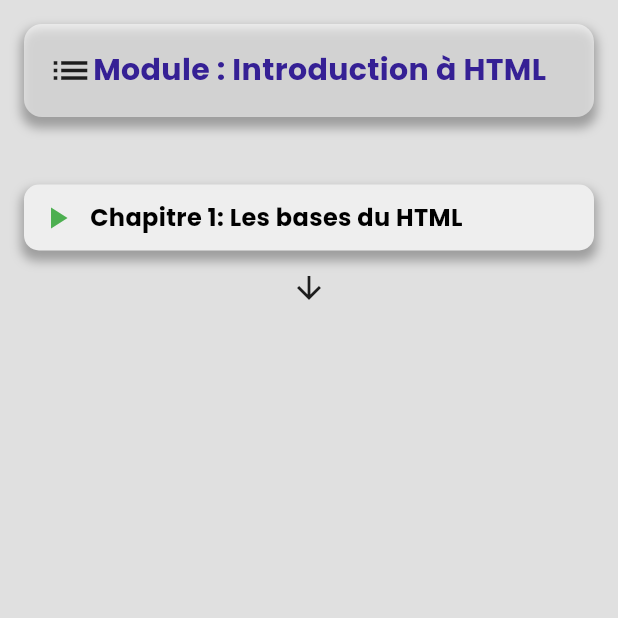
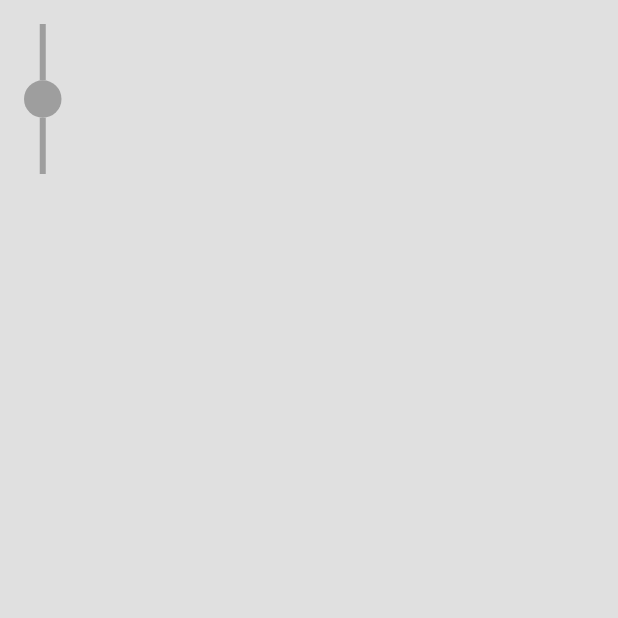
Before and after one commit to Godisouleymane/Nerd-app, a Flutter app: the CourseProgressScreen screen opened directly, on a phone screen of 412 x 824 dp, the top half of it. Run offline on Flutter 3.47's test engine with Material 3 defaults, Android fonts, the phone set to English and light mode, and no system bars; drawn by our look-alikes of timeline_tile; our stand-ins replace cloud_firestore, firebase_auth, firebase_core, flutter_svg, gap, google_fonts and 2 more; missing offline and left inert: dev_icons; accounts and stored records are empty.

Commit message:
modification de l'interface home html

```diff
--- a/lib/views/parcours/html/html.dart
+++ b/lib/views/parcours/html/html.dart
@@ -58,8 +58,7 @@ class _HTMLViewState extends State<HTMLView> {
                     children: List.generate(
                       lives,
                       (index) => const Icon(
-                        Icons.favorite,
-                        color: Colors.red,
+                      null
                       ),
                     ),
                   ),
--- a/lib/views/parcours/html/screenHTML.dart
+++ b/lib/views/parcours/html/screenHTML.dart
@@ -1,9 +1,10 @@
-import 'dart:math';
 import 'package:code_crafters/services/get_courses.dart';
 import 'package:flutter/material.dart';
+import 'package:timeline_tile/timeline_tile.dart';
 
 class CourseProgressScreen extends StatefulWidget {
   @override
+  // ignore: library_private_types_in_public_api
   _CourseProgressScreenState createState() => _CourseProgressScreenState();
 }
 
@@ -31,63 +32,16 @@ class _CourseProgressScreenState extends State<CourseProgressScreen> {
   Widget build(BuildContext context) {
     return Scaffold(
       backgroundColor: Colors.grey.shade300,
-      body: currentCourse == null
-          ? Center(child: CircularProgressIndicator())
+      body: currentCourse == null ?
+      const Center(child: CircularProgressIndicator())
           : SafeArea(
               child: Padding(
                 padding: const EdgeInsets.all(16.0),
-                child: Column(
+                child: ListView(
                   children: [
-                    GestureDetector(
-                      onTap: () {
-                        showModuleSelectionSheet();
-                      },
-                      child: Container(
-                        width: MediaQuery.of(context).size.width,
-                        padding: const EdgeInsets.all(16.0),
-                        decoration: BoxDecoration(
-                          color: Colors.white54,
-                          borderRadius: BorderRadius.circular(12.0),
-                          boxShadow: const [
-                            BoxShadow(
-                              color: Colors.grey,
-                              spreadRadius: 2,
-                              blurRadius: 5,
-                              offset: Offset(0, 5),
-                            ),
-                          ],
-                        ),
-                        child: Row(
-                          crossAxisAlignment: CrossAxisAlignment.start,
-                          mainAxisAlignment: MainAxisAlignment.start,
-                          children: [
-                            const Icon(
-                              Icons.list,
-                              size: 30,
-                            ),
-                            Flexible(
-                              child: Text(
-                                'Module : ${selectedModule?.title}' ??
-                                    'Chargement...',
-                                softWrap: true,
-                                style: const TextStyle(
-                                  color: Color.fromARGB(255, 53, 32, 149),
-                                  fontSize: 20.0,
-                                  fontWeight: FontWeight.bold,
-                                ),
-                              ),
-                            ),
-                          ],
-                        ),
-                      ),
-                    ),
-                    SizedBox(height: 40,),
-
-                    Column(
-                      children: buildChapterWidgets(),
-                    ),
+                   TimelineTile()
                   ],
-                ),
+                )
               ),
             ),
     );
@@ -134,7 +88,7 @@ class _CourseProgressScreenState extends State<CourseProgressScreen> {
                 ],
               ),
             ),
-            ArrowWidget()
+
             ],
           )
         );
--- a/pubspec.yaml
+++ b/pubspec.yaml
@@ -45,6 +45,7 @@ dependencies:
   shared_preferences: ^2.2.2
   cloud_firestore: ^4.15.4
   gap: ^3.0.1
+  timeline_tile: ^2.0.0
 
 dev_dependencies:
   flutter_test:
```
Also changed, not shown: lib/views/profile/profile.dart (+26 -5 lines), pubspec.lock.
